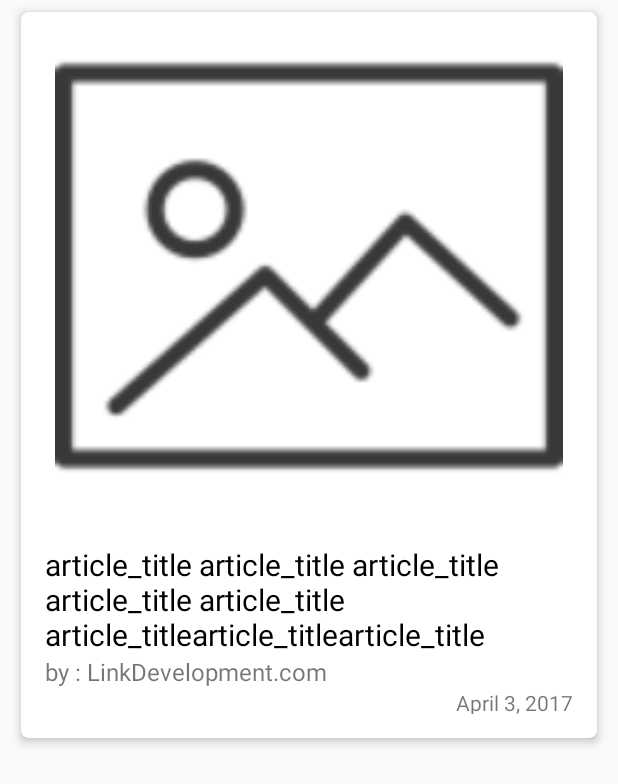
After one commit to ddopik/LinkTask, an Android app: the layout view_holder_list_item.xml on its own in the app's theme, with its tools: preview values and no code run, on a phone screen of 412 x 824 dp. The commit adds this screen. Shown: the top 784 px of the screen. Run offline under Robolectric (Android 15) with nearby library versions, the phone set to English and light mode, and no system bars.

Commit message:
set list viewHolder layout

```diff
--- /dev/null
+++ b/app/src/main/res/layout/view_holder_list_item.xml
@@ -0,0 +1,63 @@
+<?xml version="1.0" encoding="utf-8"?>
+<androidx.cardview.widget.CardView xmlns:card_view="http://schemas.android.com/apk/res-auto"
+                                   xmlns:android="http://schemas.android.com/apk/res/android"
+                                   xmlns:tools="http://schemas.android.com/tools"
+                                   android:id="@+id/cardView"
+                                   android:layout_width="match_parent"
+                                   android:layout_height="500dp"
+                                   android:layout_marginStart="8dp"
+                                   android:layout_marginEnd="8dp"
+                                   android:layout_marginBottom="8dp"
+                                   card_view:cardBackgroundColor="#fff"
+                                   card_view:cardCornerRadius="5dp"
+                                   card_view:cardElevation="4dp"
+                                   card_view:cardUseCompatPadding="true"
+                                   card_view:layout_constraintBottom_toBottomOf="parent"
+                                   card_view:layout_constraintEnd_toEndOf="parent"
+                                   card_view:layout_constraintStart_toStartOf="parent"
+                                   card_view:layout_constraintTop_toTopOf="parent">
+
+    <LinearLayout android:layout_width="match_parent"
+                  android:layout_height="match_parent"
+                  android:orientation="vertical">
+
+
+        <ImageView android:layout_width="match_parent"
+                   android:layout_height="0dp"
+                   android:layout_weight="3"
+
+
+                   tools:src="@drawable/ic_image_search"/>
+        <LinearLayout android:layout_width="match_parent"
+                      android:layout_height="0dp"
+                      android:orientation="vertical"
+                      android:layout_weight="1"
+                      android:layout_margin="16dp"
+        >
+            <TextView
+                    android:id="@+id/article_title"
+                    android:layout_width="wrap_content"
+                    android:layout_height="wrap_content"
+                    android:textColor="@color/black"
+                    android:textSize="20sp"
+                    tools:text="article_title article_title article_title article_title article_title article_titlearticle_titlearticle_title"/>
+            <TextView
+                    android:id="@+id/article_made_by"
+                    android:layout_width="wrap_content"
+                    android:layout_height="wrap_content"
+                    android:textSize="16sp"
+                    tools:text="by : LinkDevelopment.com"/>
+            <TextView
+                    android:id="@+id/article_date"
+                    android:layout_width="match_parent"
+                    android:layout_height="wrap_content"
+                    android:gravity="end"
+                    tools:text="April 3, 2017"
+            />
+        </LinearLayout>
+
+
+    </LinearLayout>
+
+
+</androidx.cardview.widget.CardView>
--- a/app/src/main/res/values/colors.xml
+++ b/app/src/main/res/values/colors.xml
@@ -6,7 +6,6 @@
     <color name="colorRed">#DA463A</color>
     <color name="colorGray">#4D4D4F</color>
     <color name="colorlightGray">#54545C</color>
-    <color name="colorWhite">#ffffff</color>
     <color name="colorlightg">#A2A2A2</color>
     <color name="black">#000000</color>
 
```
Also changed, not shown: app/src/main/res/drawable/ic_image_search.png (added).
